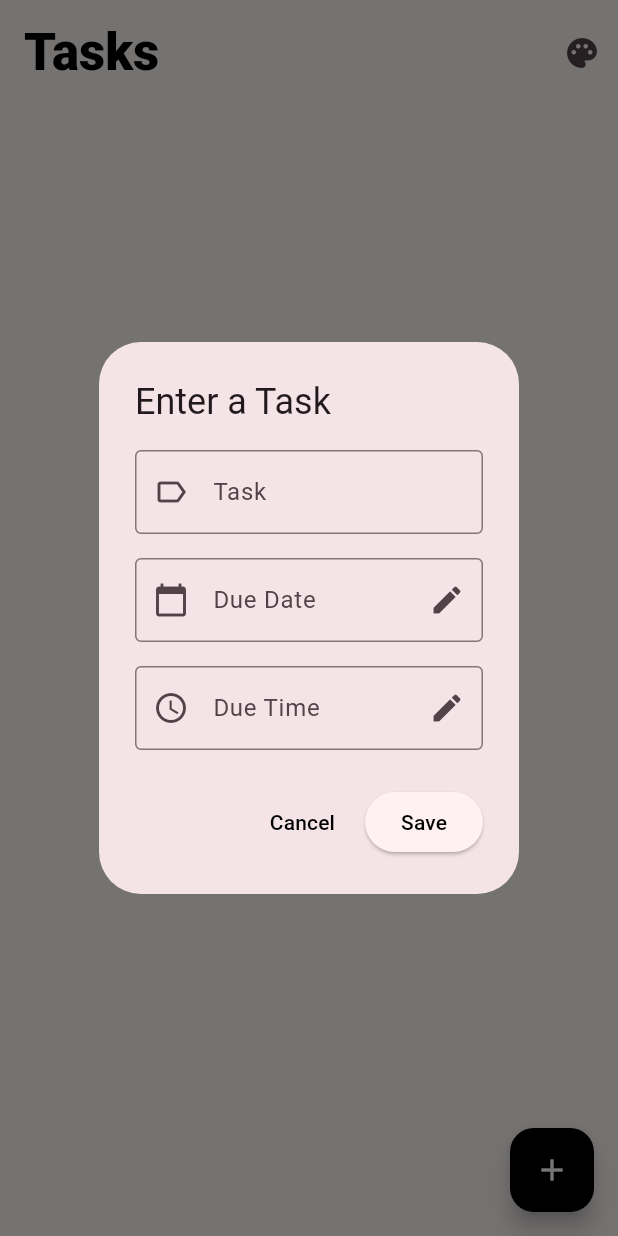
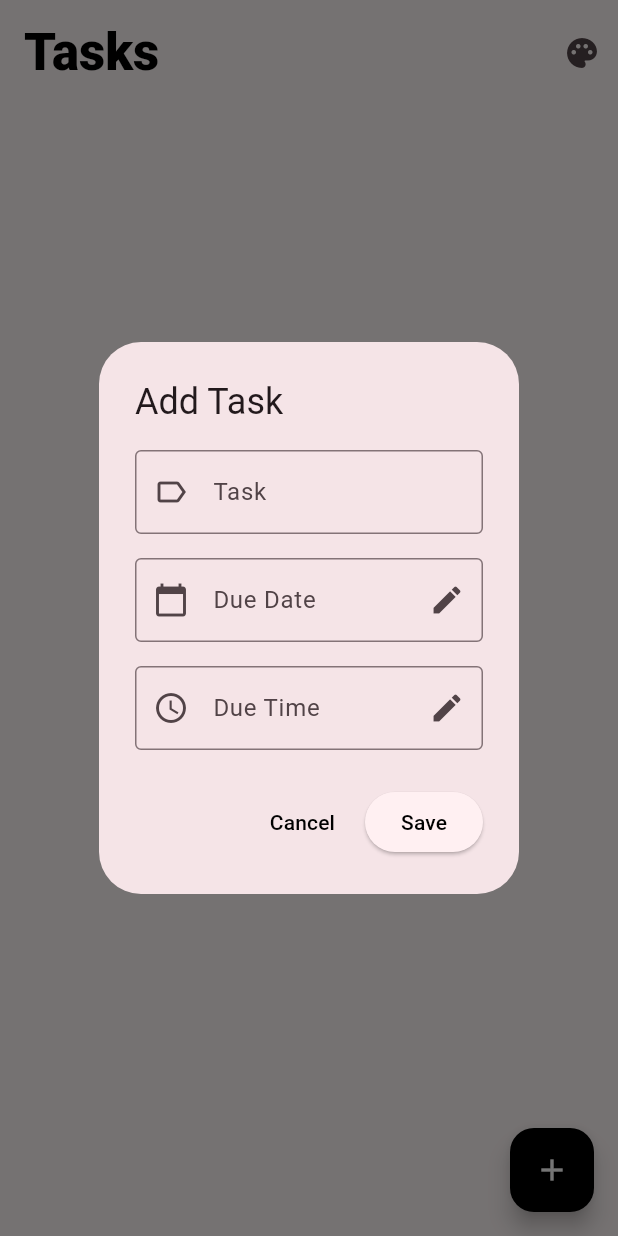
Before and after one commit to iofrmnowhere/flutter-task-scheduler, a Flutter app: the screen it shows after launch, after a tap on the "add" icon, on a phone screen of 412 x 824 dp. Run offline on Flutter 3.47's test engine with Material 3 defaults, Android fonts, the phone set to English and light mode, and no system bars.

Commit message:
Change the tasks created to a button for task editing

```diff
--- a/lib/main.dart
+++ b/lib/main.dart
@@ -1,6 +1,5 @@
 import 'package:flutter/material.dart';
 import 'package:provider/provider.dart';
-
 import 'Themes/theme.dart';
 import 'Themes/theme_provider.dart';
 
@@ -9,18 +8,17 @@ void main() {
     ChangeNotifierProvider(
       create: (context) => ThemeNotifier(),
       child: const MyApp(),
-    )
+    ),
   );
 }
 
 class MyApp extends StatelessWidget {
   const MyApp({super.key});
 
-  // This widget is the root of your application.
   @override
   Widget build(BuildContext context) {
     return Consumer<ThemeNotifier>(
-        builder: (context, themeNotifier, child){
+      builder: (context, themeNotifier, child) {
         return MaterialApp(
           title: 'Flutter Demo',
           theme: AppThemes.lightTheme,
@@ -28,14 +26,13 @@ class MyApp extends StatelessWidget {
           themeMode: themeNotifier.themeMode,
           home: const MyHomePage(title: 'Tasks'),
         );
-        }
+      },
     );
   }
 }
 
 class MyHomePage extends StatefulWidget {
   const MyHomePage({super.key, required this.title});
-
   final String title;
 
   @override
@@ -43,44 +40,27 @@ class MyHomePage extends StatefulWidget {
 }
 
 class _MyHomePageState extends State<MyHomePage> {
-  List<Widget> _widgetList = [];
-  SizedBox taskSpacer = const SizedBox(height: 5);
+  List<Map<String, dynamic>> _tasks = [];
 
-  void _showForm() async{
+  void _showForm({Map<String, dynamic>? existingTask, int? index}) async {
     final result = await showDialog<Map<String, dynamic>>(
       context: context,
-        builder: (BuildContext context){
-          return const TaskForm();
-        }
-    );
-    if (result != null){
-      _incrementCounter(result);
-    }
-  }
-
-  void _incrementCounter(Map<String, dynamic> taskData) {
-    setState(() {
-      Widget newWidget = Card(
-        child: Padding(
-            padding: EdgeInsets.all(15.0),
-            child: Column(
-          crossAxisAlignment: CrossAxisAlignment.start,
-          children: <Widget>[
-            Text(taskData['name']),
-            taskSpacer,
-            Text("Due: ${taskData['date']}"),
-            taskSpacer,
-            Text("@ ${taskData['time']}")
-          ],
-        ),
-        ),
+      builder: (BuildContext context) {
+        return TaskForm(existingTask: existingTask);
+      },
     );
 
-        _widgetList.add(newWidget);
-        //pang clear lol
-      //_widgetList = [];
-
+    if (result != null) {
+      setState(() {
+        if (index != null) {
+          // Update existing task
+          _tasks[index] = result;
+        } else {
+          // Add new task
+          _tasks.add(result);
+        }
       });
+    }
   }
 
   @override
@@ -89,19 +69,19 @@ class _MyHomePageState extends State<MyHomePage> {
       appBar: AppBar(
         backgroundColor: Colors.transparent,
         toolbarHeight: 70.0,
-        title: Text(widget.title,
+        title: Text(
+          widget.title,
           style: TextStyle(
             fontSize: 34,
             fontWeight: FontWeight.w800,
-            color: Theme.of(context).colorScheme.primary
+            color: Theme.of(context).colorScheme.primary,
           ),
         ),
-
         actions: <Widget>[
           PopupMenuButton<ThemeMode>(
             initialValue: context.watch<ThemeNotifier>().themeMode,
             icon: const Icon(Icons.palette),
-              onSelected: (ThemeMode newMode){
+            onSelected: (ThemeMode newMode) {
               context.read<ThemeNotifier>().setThemeMode(newMode);
             },
             itemBuilder: (context) => <PopupMenuEntry<ThemeMode>>[
@@ -121,58 +101,97 @@ class _MyHomePageState extends State<MyHomePage> {
           )
         ],
       ),
-
-
-      body: ListView(
+      body: ListView.builder(
+        itemCount: _tasks.length,
+        itemBuilder: (context, index) {
+          final task = _tasks[index];
+          return Padding(
+            padding: const EdgeInsets.symmetric(horizontal: 10, vertical: 5),
+            child: InkWell(
+              borderRadius: BorderRadius.circular(8),
+              onTap: () {
+                _showForm(existingTask: task, index: index);
+              },
+              child: Card(
+                elevation: 2,
+                child: Padding(
+                  padding: const EdgeInsets.all(15.0),
+                  child: Column(
+                    crossAxisAlignment: CrossAxisAlignment.start,
                     children: <Widget>[
-            ..._widgetList,
+                      Text(
+                        task['name'],
+                        style: const TextStyle(
+                          fontSize: 16,
+                          fontWeight: FontWeight.w600,
+                        ),
+                      ),
+                      const SizedBox(height: 5),
+                      Text("Due: ${task['date']}"),
+                      const SizedBox(height: 5),
+                      Text("@ ${task['time']}"),
                     ],
                   ),
+                ),
+              ),
+            ),
+          );
+        },
+      ),
       floatingActionButton: FloatingActionButton(
-        onPressed: _showForm,
-        tooltip: 'Increment',
+        onPressed: () => _showForm(),
+        tooltip: 'Add Task',
         backgroundColor: Theme.of(context).colorScheme.primary,
         child: const Icon(Icons.add),
-
       ),
-      // This trailing comma makes auto-formatting nicer for build methods.
-
     );
   }
 }
 
-class TaskForm extends StatefulWidget{
-  const TaskForm({super.key});
+class TaskForm extends StatefulWidget {
+  final Map<String, dynamic>? existingTask;
+  const TaskForm({super.key, this.existingTask});
+
   @override
   State<TaskForm> createState() => _TaskFormState();
 }
 
-class _TaskFormState extends State<TaskForm>{
+class _TaskFormState extends State<TaskForm> {
   final _formKey = GlobalKey<FormState>();
-  final TextEditingController _txtCtrl = TextEditingController();
+  late TextEditingController _txtCtrl;
   DateTime? _slctdate;
   TimeOfDay? _slcttime;
-  //pang format
-  String get _fmtDate{
-    if (_slctdate == null){
-      return "";
+
+  @override
+  void initState() {
+    super.initState();
+    _txtCtrl = TextEditingController(
+        text: widget.existingTask != null ? widget.existingTask!['name'] : '');
+    _slctdate = widget.existingTask != null
+        ? widget.existingTask!['rawDate']
+        : null;
+    _slcttime = widget.existingTask != null
+        ? widget.existingTask!['rawTime']
+        : null;
   }
+
+  String get _fmtDate {
+    if (_slctdate == null) return "";
     return "${_slctdate!.day}/${_slctdate!.month}/${_slctdate!.year}";
   }
-  String get _fmtTime{
-    if(_slcttime == null){
-      return '';
-    }
+
+  String get _fmtTime {
+    if (_slcttime == null) return "";
     return _slcttime!.format(context);
   }
-  //open pickers
+
   void _presentDatePicker() async {
     final now = DateTime.now();
     final pickedDate = await showDatePicker(
       context: context,
       initialDate: _slctdate ?? now,
       firstDate: now,
-        lastDate: DateTime(now.year + 5)
+      lastDate: DateTime(now.year + 5),
     );
     if (pickedDate != null) {
       setState(() {
@@ -180,91 +199,94 @@ class _TaskFormState extends State<TaskForm>{
       });
     }
   }
-    //time validator
-    void _presentTimePicker() async{
-      final DateNow = DateTime.now();
+
+  void _presentTimePicker() async {
+    final now = DateTime.now();
     final pickedTime = await showTimePicker(
       context: context,
-          initialTime: _slcttime ?? TimeOfDay.now()
+      initialTime: _slcttime ?? TimeOfDay.now(),
     );
-      if (pickedTime != null){
+    if (pickedTime != null) {
       bool isCurrentDay = _slctdate != null &&
-            _slctdate!.day == DateNow.day &&
-            _slctdate!.month == DateNow.month &&
-            _slctdate!.year == DateNow.year;
-        if(isCurrentDay){
+          _slctdate!.day == now.day &&
+          _slctdate!.month == now.month &&
+          _slctdate!.year == now.year;
+
+      if (isCurrentDay) {
         final selectedDateTime = DateTime(
-              DateNow.year, DateNow.month, DateNow.day,
-              pickedTime.hour, pickedTime.minute
+          now.year,
+          now.month,
+          now.day,
+          pickedTime.hour,
+          pickedTime.minute,
         );
-          if (!selectedDateTime.isBefore(DateNow)) {
+        if (!selectedDateTime.isBefore(now)) {
           setState(() {
             _slcttime = pickedTime;
           });
-        } else{
+        } else {
           if (!mounted) return;
           ScaffoldMessenger.of(context).showSnackBar(
-              const SnackBar(content: Text("That time has passed."), duration: Duration(seconds: 2)),
+            const SnackBar(
+                content: Text("That time has passed."),
+                duration: Duration(seconds: 2)),
           );
         }
-        } else{
+      } else {
         setState(() {
           _slcttime = pickedTime;
         });
       }
+    }
+  }
 
-
+  void _submitData() {
+    if (_formKey.currentState!.validate()) {
+      final Map<String, dynamic> taskData = {
+        "name": _txtCtrl.text,
+        "date": _fmtDate,
+        "rawDate": _slctdate,
+        "time": _fmtTime,
+        "rawTime": _slcttime,
+      };
+      Navigator.of(context).pop(taskData);
     }
   }
 
   @override
-    void dispose(){
+  void dispose() {
     _txtCtrl.dispose();
     super.dispose();
   }
 
-    //validation and form submission
-    void _submitData(){
-      if(_formKey.currentState!.validate()){
-        final Map<String, dynamic> taskData = {
-          "name": _txtCtrl.text,
-          "date":_fmtDate,
-          "rawDate":_slctdate,
-          "time":_fmtTime,
-          "rawTime":_slcttime
-        };
-        Navigator.of(context).pop(taskData);
-      }
-    }
-    Widget build(BuildContext context){
+  @override
+  Widget build(BuildContext context) {
     return AlertDialog(
-        title: const Text("Enter a Task"),
+      title: Text(widget.existingTask != null ? "Edit Task" : "Add Task"),
       content: SingleChildScrollView(
         child: Form(
           key: _formKey,
           child: Column(
             mainAxisSize: MainAxisSize.min,
             children: [
-                  //task name
               TextFormField(
                 controller: _txtCtrl,
                 decoration: const InputDecoration(
-                      labelText:"Task",
+                  labelText: "Task",
                   border: OutlineInputBorder(),
-                      prefixIcon: Icon(Icons.label_outline)
+                  prefixIcon: Icon(Icons.label_outline),
                 ),
-                    validator: (value){
-                      if(value == null || value.isEmpty){
+                validator: (value) {
+                  if (value == null || value.isEmpty) {
                     return "Please enter a Task";
                   }
                   return null;
                 },
               ),
               const SizedBox(height: 16),
-                  //date
               TextFormField(
                 readOnly: true,
-                    controller:TextEditingController(text: _fmtDate),
+                controller: TextEditingController(text: _fmtDate),
                 onTap: _presentDatePicker,
                 decoration: InputDecoration(
                   labelText: "Due Date",
@@ -273,17 +295,16 @@ class _TaskFormState extends State<TaskForm>{
                   suffixIcon: IconButton(
                     icon: const Icon(Icons.edit),
                     onPressed: _presentDatePicker,
-                      )
                   ),
-                    validator: (value){
-                      if (_slctdate == null){
+                ),
+                validator: (value) {
+                  if (_slctdate == null) {
                     return "Please Enter Due Date.";
                   }
                   return null;
                 },
               ),
               const SizedBox(height: 16),
-                  //time
               TextFormField(
                 readOnly: true,
                 controller: TextEditingController(text: _fmtTime),
@@ -297,22 +318,21 @@ class _TaskFormState extends State<TaskForm>{
                     onPressed: _presentTimePicker,
                   ),
                 ),
-                    validator: (value){
-                      if(_slcttime == null){
+                validator: (value) {
+                  if (_slcttime == null) {
                     return "Please Enter Due Time";
                   }
                   return null;
-                    }
+                },
               ),
-                ],//parent ng mga forms
-              )
+            ],
           ),
         ),
-        //buttons
+      ),
       actions: <Widget>[
         TextButton(
           child: const Text('Cancel'),
-            onPressed: (){
+          onPressed: () {
             Navigator.of(context).pop(null);
           },
         ),
--- a/pubspec.yaml
+++ b/pubspec.yaml
@@ -34,7 +34,7 @@ dependencies:
   # The following adds the Cupertino Icons font to your application.
   # Use with the CupertinoIcons class for iOS style icons.
   cupertino_icons: ^1.0.8
-  provider:
+  provider: ^6.1.2
 
 dev_dependencies:
   flutter_test:
@@ -45,7 +45,7 @@ dev_dependencies:
   # activated in the `analysis_options.yaml` file located at the root of your
   # package. See that file for information about deactivating specific lint
   # rules and activating additional ones.
-  flutter_lints: ^5.0.0
+  flutter_lints: ^6.0.0
 
 # For information on the generic Dart part of this file, see the
 # following page: https://dart.dev/tools/pub/pubspec
```
Also changed, not shown: pubspec.lock. Lines whose indentation alone changed are shown as unchanged.
